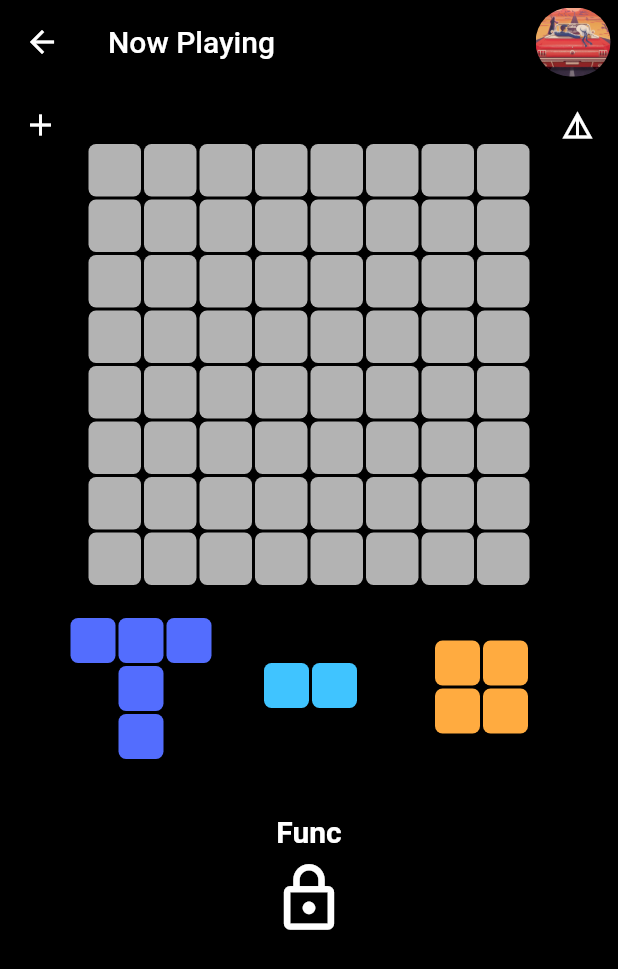
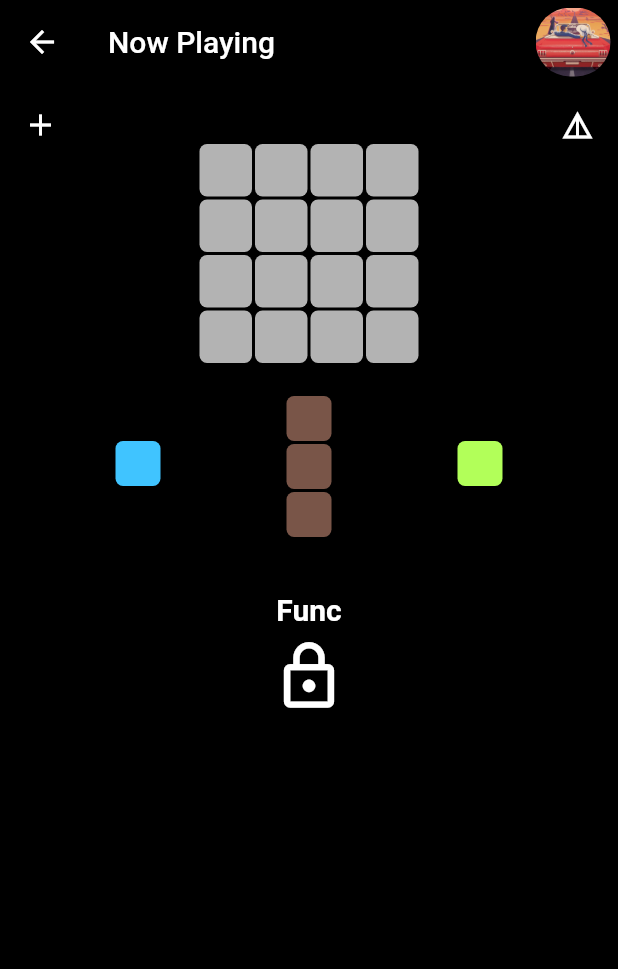
Before and after one commit to lukki15/music_blocks, a Flutter app: the screen it shows after launch, after a tap on the "play circle outline" icon, after a tap on "Func", on a phone screen of 412 x 824 dp. Shown: the top 969 px of the screen. Run offline on Flutter 3.47's test engine with Material 2 defaults, Android fonts, the phone set to English and light mode, and no system bars; our stand-ins replace assets_audio_player, splashscreen, tuple.

Commit message:
add playable object blocks

```diff
--- a/lib/game_objects.dart
+++ b/lib/game_objects.dart
@@ -32,6 +32,7 @@ class Blocks extends StatefulWidget {
 class _BlocksState extends State<Blocks> {
   List<Block> availableBlocks = <Block>[];
   List<Block> draggableBlocks = <Block>[];
+  Set<Block> usedBlocks = Set();
 
   List<Tuple2<BlockType, Color>> defaultAvailableBlocks =
       <Tuple2<BlockType, Color>>[
@@ -109,8 +110,16 @@ class _BlocksState extends State<Blocks> {
   void populateDraggableBlocks() {
     availableBlocks.shuffle(Random());
     draggableBlocks.clear();
-    for (int index = 0; index < 3; index++) {
-      draggableBlocks.add(availableBlocks[index]);
+    int index = 0;
+    while (draggableBlocks.length < 3) {
+      if (usedBlocks.length == availableBlocks.length) {
+        usedBlocks.clear();
+      }
+      if (!usedBlocks.contains(availableBlocks[index])) {
+        draggableBlocks.add(availableBlocks[index]);
+        usedBlocks.add(availableBlocks[index]);
+      }
+      index = (index + 1) % availableBlocks.length;
     }
   }
 }
--- a/lib/play_page.dart
+++ b/lib/play_page.dart
@@ -1,3 +1,5 @@
+import 'dart:math';
+
 import 'package:flutter/material.dart';
 import 'package:music_blocks/block.dart';
 import 'package:music_blocks/game_board.dart';
@@ -34,7 +36,7 @@ class _PagePlayState extends State<PagePlay> {
   bool solvedPuzzel = false;
 
   Widget _buildGameBoard() {
-    int numOfColumns = widget.imageId < 2 ? (widget.imageId + 2) : 8;
+    int numOfColumns = min(widget.imageId + 2, 8);
     widget._gameBoard = GameBoard(
       numOfColumns: numOfColumns,
       blockPlacedCallback: onBlockPlaced,
@@ -85,6 +87,85 @@ class _PagePlayState extends State<PagePlay> {
           Tuple2<BlockType, Color>(BlockType.LINE_VERTICAL, Colors.brown),
           Tuple2<BlockType, Color>(BlockType.SQUARE, Colors.orangeAccent),
           Tuple2<BlockType, Color>(BlockType.DOUBLE, Colors.lightBlueAccent),
+        ];
+        break;
+      case 2:
+        availableBlocks = <Tuple2<BlockType, Color>>[
+          Tuple2<BlockType, Color>(BlockType.SINGLE, Colors.lightGreenAccent),
+          Tuple2<BlockType, Color>(BlockType.SINGLE, Colors.lightBlueAccent),
+          Tuple2<BlockType, Color>(BlockType.LINE_HORIZONTAL, Colors.redAccent),
+          Tuple2<BlockType, Color>(BlockType.LINE_VERTICAL, Colors.brown),
+          Tuple2<BlockType, Color>(BlockType.SQUARE, Colors.orangeAccent),
+          Tuple2<BlockType, Color>(BlockType.MIRRORED_L, Colors.purpleAccent),
+        ];
+        break;
+      case 3:
+        availableBlocks = <Tuple2<BlockType, Color>>[
+          Tuple2<BlockType, Color>(BlockType.DOUBLE, Colors.lightBlueAccent),
+          Tuple2<BlockType, Color>(BlockType.LINE_HORIZONTAL, Colors.redAccent),
+          Tuple2<BlockType, Color>(BlockType.LINE_VERTICAL, Colors.brown),
+          Tuple2<BlockType, Color>(BlockType.SQUARE, Colors.orangeAccent),
+          Tuple2<BlockType, Color>(BlockType.TYPE_T, Colors.indigoAccent),
+          Tuple2<BlockType, Color>(BlockType.TYPE_L, Colors.pinkAccent),
+          Tuple2<BlockType, Color>(BlockType.TYPE_Z, Colors.amberAccent),
+        ];
+        break;
+      case 4:
+        availableBlocks = <Tuple2<BlockType, Color>>[
+          Tuple2<BlockType, Color>(BlockType.SINGLE, Colors.lightGreenAccent),
+          Tuple2<BlockType, Color>(BlockType.SINGLE, Colors.greenAccent),
+          Tuple2<BlockType, Color>(BlockType.SINGLE, Colors.green),
+          Tuple2<BlockType, Color>(BlockType.DOUBLE, Colors.lightBlueAccent),
+          Tuple2<BlockType, Color>(BlockType.LINE_HORIZONTAL, Colors.redAccent),
+          Tuple2<BlockType, Color>(BlockType.LINE_VERTICAL, Colors.brown),
+          Tuple2<BlockType, Color>(BlockType.SQUARE, Colors.orangeAccent),
+          Tuple2<BlockType, Color>(BlockType.TYPE_T, Colors.indigoAccent),
+          Tuple2<BlockType, Color>(BlockType.TYPE_L, Colors.pinkAccent),
+          Tuple2<BlockType, Color>(BlockType.MIRRORED_L, Colors.purpleAccent),
+          Tuple2<BlockType, Color>(BlockType.TYPE_Z, Colors.amberAccent),
+          Tuple2<BlockType, Color>(BlockType.TYPE_S, Colors.tealAccent),
+        ];
+        break;
+      case 5:
+        availableBlocks = <Tuple2<BlockType, Color>>[
+          Tuple2<BlockType, Color>(BlockType.SINGLE, Colors.lightGreenAccent),
+          Tuple2<BlockType, Color>(BlockType.SINGLE, Colors.greenAccent),
+          Tuple2<BlockType, Color>(BlockType.DOUBLE, Colors.lightBlueAccent),
+          Tuple2<BlockType, Color>(BlockType.LINE_HORIZONTAL, Colors.redAccent),
+          Tuple2<BlockType, Color>(BlockType.LINE_HORIZONTAL, Colors.red),
+          Tuple2<BlockType, Color>(BlockType.LINE_HORIZONTAL, Colors.redAccent),
+          Tuple2<BlockType, Color>(BlockType.LINE_HORIZONTAL, Colors.red),
+          Tuple2<BlockType, Color>(BlockType.LINE_VERTICAL, Colors.brown),
+          Tuple2<BlockType, Color>(BlockType.SQUARE, Colors.orangeAccent),
+          Tuple2<BlockType, Color>(BlockType.SQUARE, Colors.orange),
+          Tuple2<BlockType, Color>(BlockType.TYPE_T, Colors.indigoAccent),
+          Tuple2<BlockType, Color>(BlockType.TYPE_T, Colors.indigo),
+          Tuple2<BlockType, Color>(BlockType.MIRRORED_L, Colors.purpleAccent),
+          Tuple2<BlockType, Color>(BlockType.TYPE_Z, Colors.amberAccent),
+          Tuple2<BlockType, Color>(BlockType.TYPE_S, Colors.tealAccent),
+        ];
+        break;
+      case 6:
+        availableBlocks = <Tuple2<BlockType, Color>>[
+          Tuple2<BlockType, Color>(BlockType.SINGLE, Colors.lightGreenAccent),
+          Tuple2<BlockType, Color>(BlockType.SINGLE, Colors.greenAccent),
+          Tuple2<BlockType, Color>(BlockType.DOUBLE, Colors.lightBlueAccent),
+          Tuple2<BlockType, Color>(BlockType.LINE_HORIZONTAL, Colors.redAccent),
+          Tuple2<BlockType, Color>(BlockType.LINE_HORIZONTAL, Colors.red),
+          Tuple2<BlockType, Color>(BlockType.LINE_HORIZONTAL, Colors.redAccent),
+          Tuple2<BlockType, Color>(BlockType.LINE_VERTICAL, Colors.brown),
+          Tuple2<BlockType, Color>(BlockType.LINE_VERTICAL, Colors.brown),
+          Tuple2<BlockType, Color>(BlockType.SQUARE, Colors.orangeAccent),
+          Tuple2<BlockType, Color>(BlockType.SQUARE, Colors.orange),
+          Tuple2<BlockType, Color>(BlockType.TYPE_T, Colors.indigoAccent),
+          Tuple2<BlockType, Color>(BlockType.TYPE_L, Colors.pinkAccent),
+          Tuple2<BlockType, Color>(BlockType.MIRRORED_L, Colors.purpleAccent),
+          Tuple2<BlockType, Color>(BlockType.MIRRORED_L, Colors.purple),
+          Tuple2<BlockType, Color>(BlockType.TYPE_Z, Colors.amberAccent),
+          Tuple2<BlockType, Color>(BlockType.TYPE_Z, Colors.amber),
+          Tuple2<BlockType, Color>(BlockType.TYPE_S, Colors.tealAccent),
+          Tuple2<BlockType, Color>(BlockType.TYPE_S, Colors.teal),
+          Tuple2<BlockType, Color>(BlockType.TYPE_S, Colors.tealAccent),
         ];
         break;
       default:
```
